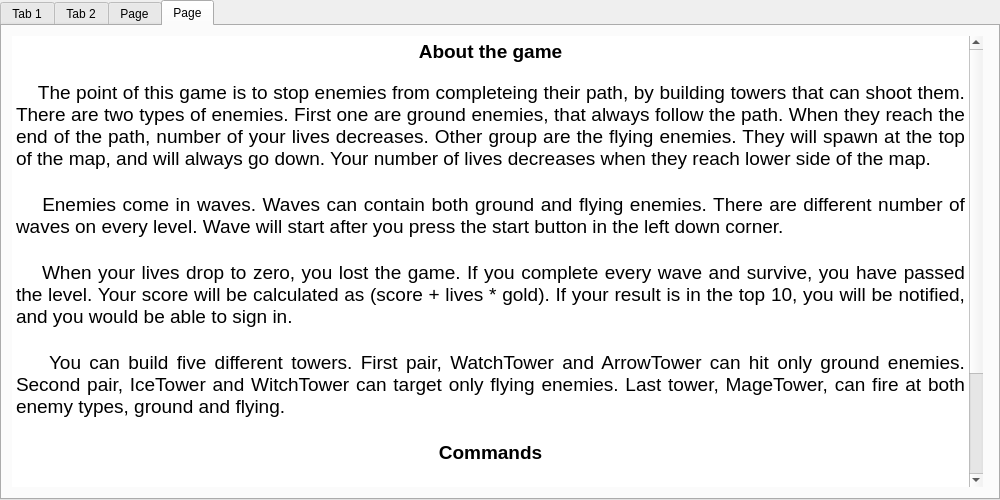
Old version of the form TowerDefense/aboutwindow.ui in the repository davgav123/Simple_tower_defense_game.
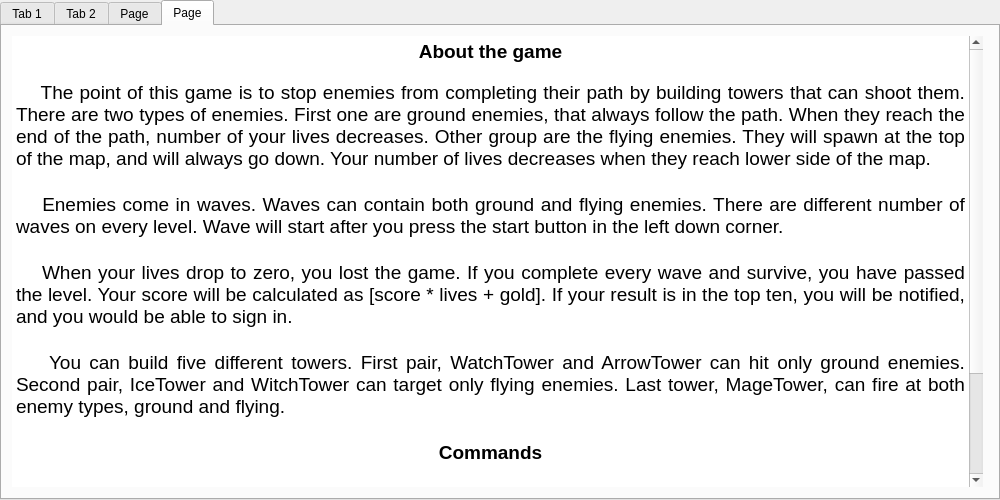
New version of the form. Icons and pictures are not drawn.

Commit message:
Izmenjene su sledece stvari:
Promenjene su neke greske koje su nastale tokom pisanje uputstava.
Promenjena je boja oblasti na koju se ne sme staviti kula.

What changed in the file:
```diff
--- a/TowerDefense/aboutwindow.ui
+++ b/TowerDefense/aboutwindow.ui
@@ -1296,17 +1296,17 @@
 &lt;/style&gt;&lt;/head&gt;&lt;body style=&quot; font-family:'Noto Sans'; font-size:9pt; font-weight:400; font-style:normal;&quot;&gt;
 &lt;p align=&quot;center&quot; style=&quot; margin-top:0px; margin-bottom:0px; margin-left:0px; margin-right:0px; -qt-block-indent:0; text-indent:0px;&quot;&gt;&lt;span style=&quot; font-family:'Ubuntu'; font-size:14pt; font-weight:600;&quot;&gt;About the game&lt;/span&gt;&lt;/p&gt;
 &lt;p align=&quot;justify&quot; style=&quot;-qt-paragraph-type:empty; margin-top:0px; margin-bottom:0px; margin-left:0px; margin-right:0px; -qt-block-indent:0; text-indent:0px; font-family:'Ubuntu'; font-size:11pt;&quot;&gt;&lt;br /&gt;&lt;/p&gt;
-&lt;p align=&quot;justify&quot; style=&quot; margin-top:0px; margin-bottom:0px; margin-left:0px; margin-right:0px; -qt-block-indent:0; text-indent:0px;&quot;&gt;&lt;span style=&quot; font-size:14pt;&quot;&gt;    The point of this game is to stop enemies from completeing their path, by building towers that can shoot them. There are two types of enemies. First one are ground enemies, that always follow the path. When they reach the end of the path, number of your lives decreases. Other group are the flying enemies. They will spawn at the top of the map, and will always go down. Your number of lives decreases when they reach lower side of the map.&lt;/span&gt;&lt;/p&gt;
+&lt;p align=&quot;justify&quot; style=&quot; margin-top:0px; margin-bottom:0px; margin-left:0px; margin-right:0px; -qt-block-indent:0; text-indent:0px;&quot;&gt;&lt;span style=&quot; font-size:14pt;&quot;&gt;    The point of this game is to stop enemies from completing their path by building towers that can shoot them. There are two types of enemies. First one are ground enemies, that always follow the path. When they reach the end of the path, number of your lives decreases. Other group are the flying enemies. They will spawn at the top of the map, and will always go down. Your number of lives decreases when they reach lower side of the map.&lt;/span&gt;&lt;/p&gt;
 &lt;p align=&quot;justify&quot; style=&quot;-qt-paragraph-type:empty; margin-top:0px; margin-bottom:0px; margin-left:0px; margin-right:0px; -qt-block-indent:0; text-indent:0px; font-size:14pt;&quot;&gt;&lt;br /&gt;&lt;/p&gt;
 &lt;p align=&quot;justify&quot; style=&quot; margin-top:0px; margin-bottom:0px; margin-left:0px; margin-right:0px; -qt-block-indent:0; text-indent:0px;&quot;&gt;&lt;span style=&quot; font-size:14pt;&quot;&gt;    Enemies come in waves. Waves can contain both ground and flying enemies. There are different number of waves on every level. Wave will start after you press the start button in the left down corner.&lt;/span&gt;&lt;/p&gt;
 &lt;p align=&quot;justify&quot; style=&quot;-qt-paragraph-type:empty; margin-top:0px; margin-bottom:0px; margin-left:0px; margin-right:0px; -qt-block-indent:0; text-indent:0px; font-size:14pt;&quot;&gt;&lt;br /&gt;&lt;/p&gt;
-&lt;p align=&quot;justify&quot; style=&quot; margin-top:0px; margin-bottom:0px; margin-left:0px; margin-right:0px; -qt-block-indent:0; text-indent:0px;&quot;&gt;&lt;span style=&quot; font-size:14pt;&quot;&gt;    When your lives drop to zero, you lost the game. If you complete every wave and survive, you have passed the level. Your score will be calculated as (score + lives * gold). If your result is in the top 10, you will be notified, and you would be able to sign in.&lt;/span&gt;&lt;/p&gt;
+&lt;p align=&quot;justify&quot; style=&quot; margin-top:0px; margin-bottom:0px; margin-left:0px; margin-right:0px; -qt-block-indent:0; text-indent:0px;&quot;&gt;&lt;span style=&quot; font-size:14pt;&quot;&gt;    When your lives drop to zero, you lost the game. If you complete every wave and survive, you have passed the level. Your score will be calculated as [score * lives + gold]. If your result is in the top ten, you will be notified, and you would be able to sign in.&lt;/span&gt;&lt;/p&gt;
 &lt;p align=&quot;justify&quot; style=&quot;-qt-paragraph-type:empty; margin-top:0px; margin-bottom:0px; margin-left:0px; margin-right:0px; -qt-block-indent:0; text-indent:0px; font-size:14pt;&quot;&gt;&lt;br /&gt;&lt;/p&gt;
 &lt;p align=&quot;justify&quot; style=&quot; margin-top:0px; margin-bottom:0px; margin-left:0px; margin-right:0px; -qt-block-indent:0; text-indent:0px;&quot;&gt;&lt;span style=&quot; font-size:14pt;&quot;&gt;    You can build five different towers. First pair, WatchTower and ArrowTower can hit only ground enemies. Second pair, IceTower and WitchTower can target only flying enemies. Last tower, MageTower, can fire at both enemy types, ground and flying.&lt;/span&gt;&lt;/p&gt;
 &lt;p align=&quot;justify&quot; style=&quot;-qt-paragraph-type:empty; margin-top:0px; margin-bottom:0px; margin-left:0px; margin-right:0px; -qt-block-indent:0; text-indent:0px; font-size:14pt;&quot;&gt;&lt;br /&gt;&lt;/p&gt;
 &lt;p align=&quot;center&quot; style=&quot; margin-top:0px; margin-bottom:0px; margin-left:0px; margin-right:0px; -qt-block-indent:0; text-indent:0px;&quot;&gt;&lt;span style=&quot; font-size:14pt; font-weight:600;&quot;&gt;Commands&lt;/span&gt;&lt;/p&gt;
 &lt;p align=&quot;center&quot; style=&quot;-qt-paragraph-type:empty; margin-top:0px; margin-bottom:0px; margin-left:0px; margin-right:0px; -qt-block-indent:0; text-indent:0px; font-size:14pt; font-weight:600;&quot;&gt;&lt;br /&gt;&lt;/p&gt;
-&lt;p align=&quot;justify&quot; style=&quot; margin-top:0px; margin-bottom:0px; margin-left:0px; margin-right:0px; -qt-block-indent:0; text-indent:0px;&quot;&gt;&lt;span style=&quot; font-size:14pt;&quot;&gt;    To buy the tower left click on the icon, choose where you want to build and then left click again on the chosen place. If you change your mind before building the tower on the field press right click, you won't lose any gold and the tower will be returned. To sell the tower that has already been built, double click on it and you will get half of its price back.&lt;/span&gt;&lt;/p&gt;
+&lt;p align=&quot;justify&quot; style=&quot; margin-top:0px; margin-bottom:0px; margin-left:0px; margin-right:0px; -qt-block-indent:0; text-indent:0px;&quot;&gt;&lt;span style=&quot; font-size:14pt;&quot;&gt;    To buy a tower left click on the icon, choose where you want to build and then left click again on the chosen place. Placing a tower on the path or right next to it, on the orange area, is forbidden. If you change your mind before building the tower on the field press right click, you won't lose any gold and the tower will be returned. To sell the tower that has already been built, double click on it and you will get half of it's price back.&lt;/span&gt;&lt;/p&gt;
 &lt;p align=&quot;justify&quot; style=&quot;-qt-paragraph-type:empty; margin-top:0px; margin-bottom:0px; margin-left:0px; margin-right:0px; -qt-block-indent:0; text-indent:0px; font-size:14pt;&quot;&gt;&lt;br /&gt;&lt;/p&gt;
 &lt;p align=&quot;justify&quot; style=&quot; margin-top:0px; margin-bottom:0px; margin-left:0px; margin-right:0px; -qt-block-indent:0; text-indent:0px;&quot;&gt;&lt;span style=&quot; font-size:14pt;&quot;&gt;    To exit the game press 'Esc'.&lt;/span&gt;&lt;/p&gt;&lt;/body&gt;&lt;/html&gt;</string>
      </property>
```
The commit also changes 2 other files.
